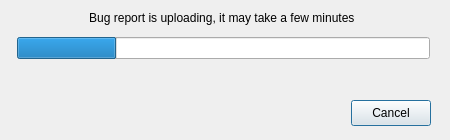
meganz/MEGAsync, file src/MEGASync/gui/ui/ProgressIndicatorDialog.ui: the form before one commit.
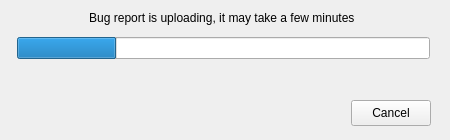
The form after the commit.

Commit message: SNC-4952: Fix glitch on send report.

What changed in the file:
```diff
--- a/src/MEGASync/gui/ui/ProgressIndicatorDialog.ui
+++ b/src/MEGASync/gui/ui/ProgressIndicatorDialog.ui
@@ -173,6 +173,9 @@
         <property name="text">
          <string>Cancel</string>
         </property>
+        <property name="autoDefault">
+         <bool>false</bool>
+        </property>
         <property name="type" stdset="0">
          <string notr="true">outline</string>
         </property>
```
Left out of the diff: 21 changed lines with no effect on the pictures. The commit also changes 1 other file.
